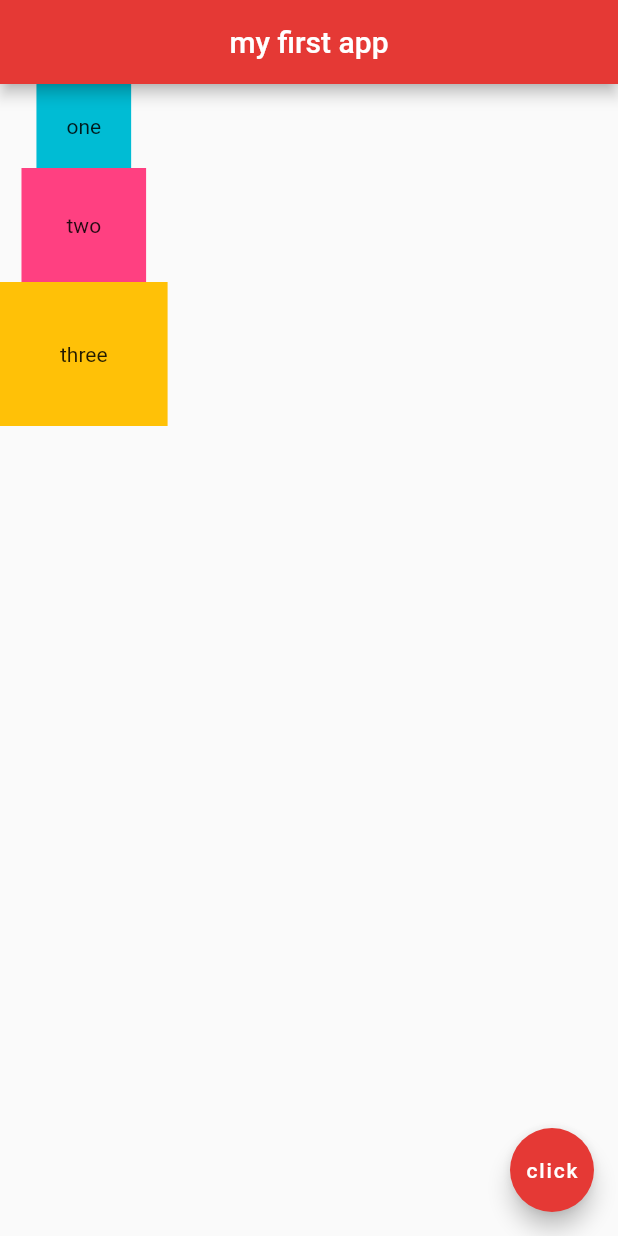
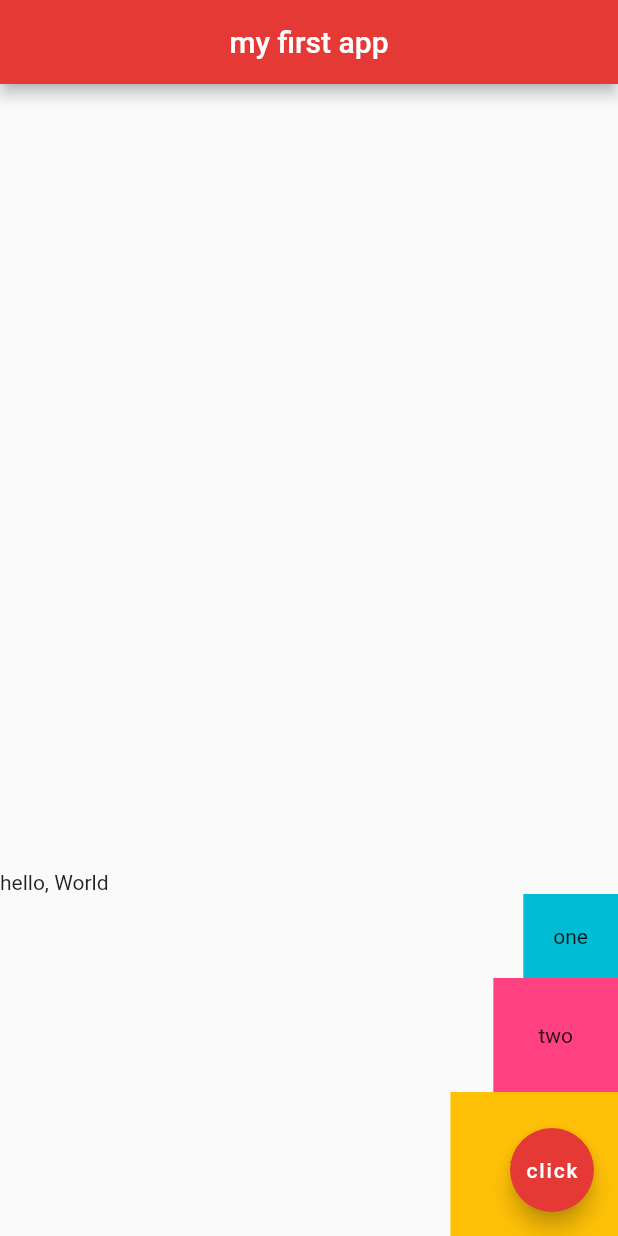
Before and after one commit to TiagoRibeiro02/Flutter_Practice, a Flutter app: the screen it shows after launch, on a phone screen of 412 x 824 dp. Run offline on Flutter 3.47's test engine with Material 2 defaults, Android fonts, the phone set to English and light mode, and no system bars.

Commit message:
Update main.dart

```diff
--- a/firstapp/lib/main.dart
+++ b/firstapp/lib/main.dart
@@ -18,7 +18,15 @@ class Home extends StatelessWidget {
         backgroundColor: Colors.red[600],
       ),
       body: Column(
+        mainAxisAlignment: MainAxisAlignment.end,
+        crossAxisAlignment: CrossAxisAlignment.end,
         children: <Widget>[
+          Row(
+            children: <Widget>[
+              Text('hello, '),
+              Text('World'),
+            ],
+          ),
           Container(
             padding: EdgeInsets.all(20.0),
             color: Colors.cyan,
```
